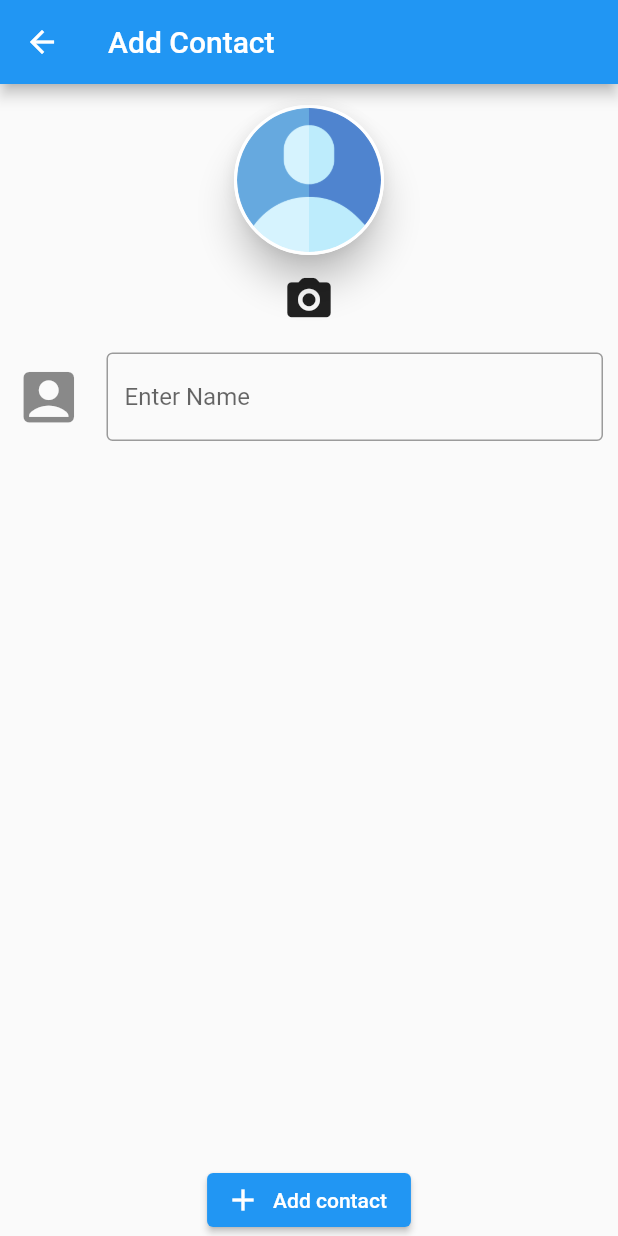
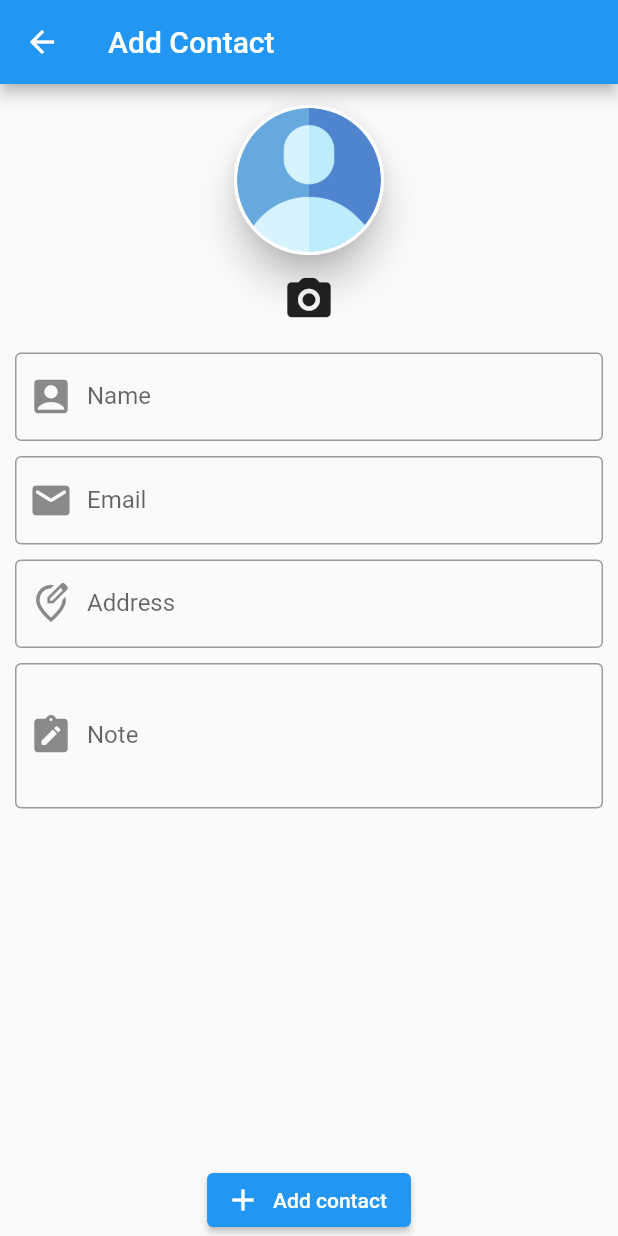
Before and after one commit to islam-ahsanul/Quick-Contacts, a Flutter app: the AddContactScreen screen opened by its route, on a phone screen of 412 x 824 dp. Run offline on Flutter 3.47's test engine with Material 2 defaults, Android fonts, the phone set to English and light mode, and no system bars; our stand-ins replace image_picker, sqflite; accounts and stored records are empty.

Commit message:
added three more text field

```diff
--- a/lib/screens/addContacts_screen.dart
+++ b/lib/screens/addContacts_screen.dart
@@ -21,6 +21,9 @@ class AddContactScreen extends StatefulWidget {
 
 class _AddContactScreenState extends State<AddContactScreen> {
   final _nameController = TextEditingController();
+  final _emailController = TextEditingController();
+  final _addressController = TextEditingController();
+  final _notesController = TextEditingController();
   var _pickedImage = null;
 
   void _selectImage(File pickedImage) {
@@ -38,10 +41,10 @@ class _AddContactScreenState extends State<AddContactScreen> {
   }
 
   void _saveContact() async {
-    // if (_nameController.text.isEmpty || _pickedImage == null) {
-    //   // can add showDialog
-    //   return;
-    // }
+    if (_nameController.text.isEmpty) {
+      // can add showDialog
+      return;
+    }
 
     File backupImage = await getImageFileFromAssets('cont_icon.png');
 
@@ -75,17 +78,19 @@ class _AddContactScreenState extends State<AddContactScreen> {
                     SizedBox(
                       height: 10,
                     ),
-                    TextFormField(
-                      decoration: InputDecoration(
-                          // labelText: 'Name',
-                          hintText: 'Enter Name',
-                          border: OutlineInputBorder(),
-                          icon: Icon(
-                            Icons.account_box_rounded,
-                            size: 45,
-                          )),
-                      controller: _nameController,
+                    buildName(),
+                    SizedBox(
+                      height: 10,
                     ),
+                    buildEmail(),
+                    SizedBox(
+                      height: 10,
+                    ),
+                    buildAddress(),
+                    SizedBox(
+                      height: 10,
+                    ),
+                    builNotes(),
                   ],
                 ),
               ),
@@ -100,4 +105,62 @@ class _AddContactScreenState extends State<AddContactScreen> {
       ),
     );
   }
+
+  Widget buildName() => TextField(
+        controller: _nameController,
+        decoration: InputDecoration(
+          labelText: 'Name',
+          hintText: 'Enter Name',
+          border: OutlineInputBorder(),
+          prefixIcon: Icon(
+            Icons.account_box_rounded,
+            size: 30,
+          ),
+        ),
+        textInputAction: TextInputAction.next,
+      );
+  Widget buildEmail() => TextField(
+        controller: _emailController,
+        decoration: InputDecoration(
+          labelText: 'Email',
+          hintText: 'Enter Email Address',
+          border: OutlineInputBorder(),
+          prefixIcon: Icon(
+            Icons.mail_rounded,
+            size: 30,
+          ),
+        ),
+        keyboardType: TextInputType.emailAddress,
+        textInputAction: TextInputAction.next,
+      );
+  Widget buildAddress() => TextField(
+        controller: _addressController,
+        decoration: InputDecoration(
+          labelText: 'Address',
+          hintText: 'Enter Address',
+          border: OutlineInputBorder(),
+          prefixIcon: Icon(
+            Icons.edit_location_outlined,
+            size: 30,
+          ),
+        ),
+        keyboardType: TextInputType.multiline,
+        textInputAction: TextInputAction.next,
+        maxLines: null,
+      );
+  Widget builNotes() => TextField(
+        controller: _notesController,
+        decoration: InputDecoration(
+          labelText: 'Note',
+          hintText: 'Add Note',
+          border: OutlineInputBorder(),
+          prefixIcon: Icon(
+            Icons.note_alt_rounded,
+            size: 30,
+          ),
+        ),
+        keyboardType: TextInputType.multiline,
+        textInputAction: TextInputAction.next,
+        maxLines: 3,
+      );
 }
```
